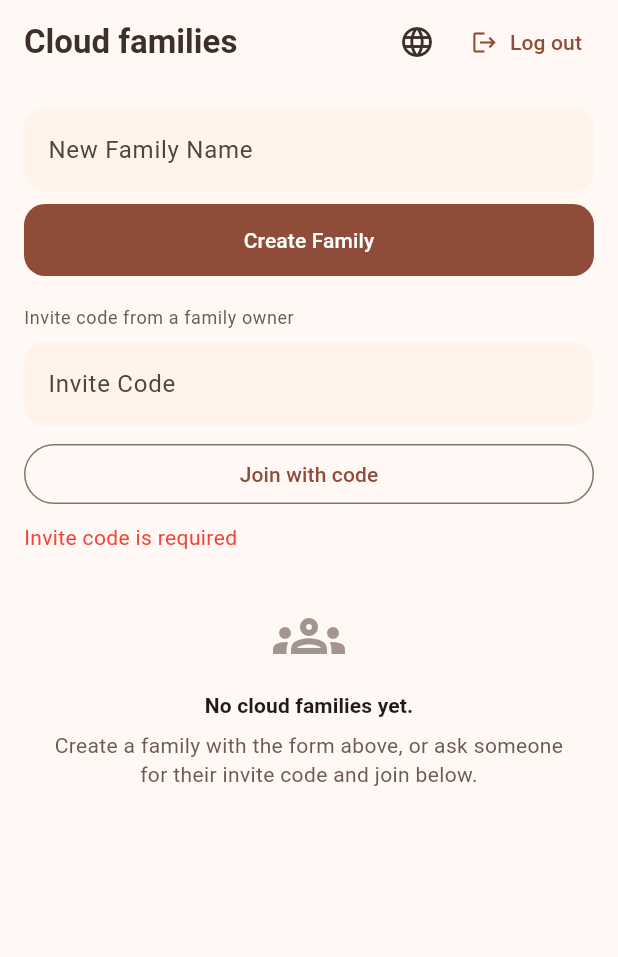
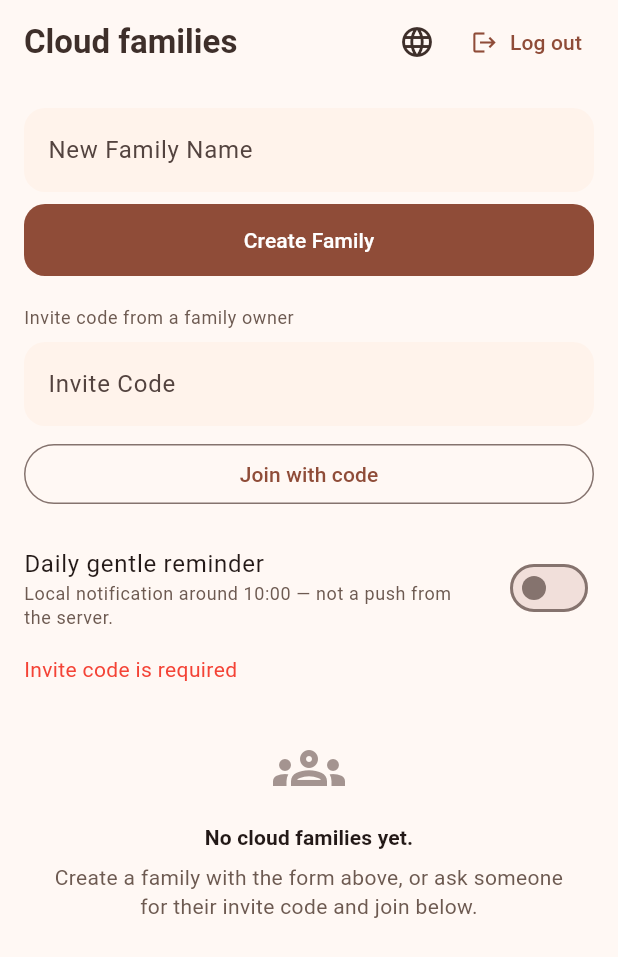
Before and after one commit to Kay-Jin/Family-APP, a Flutter app: the screen it shows once a user with an empty profile is signed in, after a tap on "Join with code", on a phone screen of 412 x 824 dp. Shown: the top 957 px of the screen. Run offline on Flutter 3.47's test engine with Material 3 defaults, Android fonts, the phone set to English and light mode, and no system bars; our stand-ins replace firebase_core, firebase_messaging, flutter_local_notifications, image_picker, just_audio, shared_preferences and 2 more; missing offline and left inert: fluwx, record; accounts and stored records are empty; network calls fail.

Commit message:
feat(mobile): companion→photos tab, daily local care reminder, FCM token sync stub, medical reload, CareFamilyRepository + widget tests; Android google-services placeholder
Made-with: Cursor

```diff
--- a/mobile/lib/l10n/app_strings.dart
+++ b/mobile/lib/l10n/app_strings.dart
@@ -267,6 +267,12 @@ class AppStrings {
       'companion_timer_remaining': 'Time left',
       'companion_timer_done': 'Nice — five minutes together.',
       'medical_card_mine': 'My medical & emergency card',
+      'companion_open_photos_tab': 'Open family Photos tab (together)',
+      'medical_reload_from_cloud': 'Reload from cloud',
+      'care_daily_local_reminder': 'Daily gentle reminder',
+      'care_daily_local_reminder_subtitle': 'Local notification around 10:00 — not a push from the server.',
+      'care_notif_daily_title': 'Family care',
+      'care_notif_daily_body': 'Take a moment to check in with your family.',
     },
     'zh': {
       'app_title': '家庭应用',
@@ -504,6 +510,12 @@ class AppStrings {
       'companion_timer_remaining': '剩余时间',
       'companion_timer_done': '五分钟陪伴完成，真好。',
       'medical_card_mine': '我的医疗与紧急信息',
+      'companion_open_photos_tab': '打开家庭「照片」标签（一起看）',
+      'medical_reload_from_cloud': '从云端重新载入',
+      'care_daily_local_reminder': '每日温和提醒',
+      'care_daily_local_reminder_subtitle': '本机约在 10:00 提醒，非服务端推送。',
+      'care_notif_daily_title': '家庭关怀',
+      'care_notif_daily_body': '抽空看看家人、问候一声吧。',
     },
     'ko': {
       'app_title': '가족 앱',
@@ -742,6 +754,12 @@ class AppStrings {
       'companion_timer_remaining': '남은 시간',
       'companion_timer_done': '5분 함께하기 완료!',
       'medical_card_mine': '내 의료·비상 정보',
+      'companion_open_photos_tab': '가족 사진 탭 열기(함께)',
+      'medical_reload_from_cloud': '클라우드에서 다시 불러오기',
+      'care_daily_local_reminder': '매일 부드러운 알림',
+      'care_daily_local_reminder_subtitle': '기기 로컬 알림(약 10시), 서버 푸시 아님.',
+      'care_notif_daily_title': '가족 케어',
+      'care_notif_daily_body': '가족에게 안부를 나눌 시간이에요.',
     },
   };
 }
--- a/mobile/lib/main.dart
+++ b/mobile/lib/main.dart
@@ -1,5 +1,9 @@
+import 'dart:async';
+
 import 'package:family_mobile/screens/home_screen.dart';
 import 'package:family_mobile/l10n/app_strings.dart';
+import 'package:family_mobile/push/care_local_notifications.dart';
+import 'package:family_mobile/push/fcm_token_sync.dart';
 import 'package:family_mobile/screens/login_screen.dart';
 import 'package:family_mobile/screens/supabase_family_screen.dart';
 import 'package:family_mobile/screens/dual_session_shell.dart';
@@ -18,9 +22,14 @@ Future<void> main() async {
     url: SupabaseConfig.url,
     anonKey: SupabaseConfig.anonKey,
   );
+  if (!kIsWeb) {
+    await CareLocalNotifications.ensureInitialized();
+    await CareLocalNotifications.rescheduleIfEnabled();
+  }
   if (!kIsWeb &&
       (defaultTargetPlatform == TargetPlatform.android || defaultTargetPlatform == TargetPlatform.iOS)) {
     await WechatAuthService.instance.prepare();
+    unawaited(FcmTokenSync.register());
   }
   runApp(const FamilyApp());
 }
--- /dev/null
+++ b/mobile/lib/push/care_local_notifications.dart
@@ -0,0 +1,118 @@
+import 'package:flutter/foundation.dart' show debugPrint, defaultTargetPlatform, kIsWeb, TargetPlatform;
+import 'package:flutter_local_notifications/flutter_local_notifications.dart';
+import 'package:shared_preferences/shared_preferences.dart';
+import 'package:timezone/data/latest.dart' as tzdata;
+import 'package:timezone/timezone.dart' as tz;
+
+/// Daily gentle reminder on device (local). Independent of FCM until you send pushes from a backend.
+class CareLocalNotifications {
+  CareLocalNotifications._();
+
+  static final FlutterLocalNotificationsPlugin _plugin = FlutterLocalNotificationsPlugin();
+
+  static const _channelId = 'family_care_daily';
+  static const _notifId = 94001;
+  static const prefEnabled = 'care_daily_local_reminder_v1';
+  static const prefTitle = 'care_notif_title_stored_v1';
+  static const prefBody = 'care_notif_body_stored_v1';
+
+  static Future<void> ensureInitialized() async {
+    if (kIsWeb) return;
+    try {
+      tzdata.initializeTimeZones();
+      tz.setLocalLocation(tz.local);
+    } catch (e, st) {
+      debugPrint('CareLocalNotifications timezone init: $e\n$st');
+    }
+
+    const androidInit = AndroidInitializationSettings('@mipmap/ic_launcher');
+    const iosInit = DarwinInitializationSettings(
+      requestAlertPermission: true,
+      requestBadgePermission: true,
+      requestSoundPermission: true,
+    );
+    const initSettings = InitializationSettings(android: androidInit, iOS: iosInit);
+    await _plugin.initialize(initSettings);
+
+    final android = _plugin.resolvePlatformSpecificImplementation<AndroidFlutterLocalNotificationsPlugin>();
+    await android?.createNotificationChannel(
+      const AndroidNotificationChannel(
+        _channelId,
+        'Family care',
+        description: 'Gentle daily reminder to connect with family.',
+        importance: Importance.defaultImportance,
+      ),
+    );
+  }
+
+  static Future<bool> isEnabled() async {
+    final p = await SharedPreferences.getInstance();
+    return p.getBool(prefEnabled) ?? false;
+  }
+
+  static Future<void> setEnabled({
+    required bool enabled,
+    required String title,
+    required String body,
+  }) async {
+    final p = await SharedPreferences.getInstance();
+    await p.setBool(prefEnabled, enabled);
+    if (!enabled) {
+      await _plugin.cancel(_notifId);
+      return;
+    }
+    await p.setString(prefTitle, title);
+    await p.setString(prefBody, body);
+
+    if (defaultTargetPlatform == TargetPlatform.android) {
+      final android = _plugin.resolvePlatformSpecificImplementation<AndroidFlutterLocalNotificationsPlugin>();
+      await android?.requestNotificationsPermission();
+    }
+    if (defaultTargetPlatform == TargetPlatform.iOS) {
+      final ios = _plugin.resolvePlatformSpecificImplementation<IOSFlutterLocalNotificationsPlugin>();
+      await ios?.requestPermissions(alert: true, badge: true, sound: true);
+    }
+
+    await _scheduleDaily(title: title, body: body);
+  }
+
+  /// Call on startup after [ensureInitialized] so scheduled alarms survive restarts.
+  static Future<void> rescheduleIfEnabled() async {
+    if (kIsWeb) return;
+    final p = await SharedPreferences.getInstance();
+    if (p.getBool(prefEnabled) != true) return;
+    final title = p.getString(prefTitle);
+    final body = p.getString(prefBody);
+    if (title == null || body == null || title.isEmpty || body.isEmpty) return;
+    await _scheduleDaily(title: title, body: body);
+  }
+
+  static Future<void> _scheduleDaily({required String title, required String body}) async {
+    if (kIsWeb) return;
+    final now = tz.TZDateTime.now(tz.local);
+    var scheduled = tz.TZDateTime(tz.local, now.year, now.month, now.day, 10, 0);
+    if (!scheduled.isAfter(now)) {
+      scheduled = scheduled.add(const Duration(days: 1));
+    }
+
+    await _plugin.zonedSchedule(
+      _notifId,
+      title,
+      body,
+      scheduled,
+      NotificationDetails(
+        android: AndroidNotificationDetails(
+          _channelId,
+          'Family care',
+          channelDescription: body,
+          importance: Importance.defaultImportance,
+          priority: Priority.defaultPriority,
+        ),
+        iOS: const DarwinNotificationDetails(),
+      ),
+      androidScheduleMode: AndroidScheduleMode.inexactAllowWhileIdle,
+      uiLocalNotificationDateInterpretation: UILocalNotificationDateInterpretation.absoluteTime,
+      matchDateTimeComponents: DateTimeComponents.time,
+    );
+  }
+}
--- /dev/null
+++ b/mobile/lib/push/fcm_token_sync.dart
@@ -0,0 +1,38 @@
+import 'package:family_mobile/firebase_options.dart';
+import 'package:family_mobile/push/device_push_registration.dart';
+import 'package:firebase_core/firebase_core.dart';
+import 'package:firebase_messaging/firebase_messaging.dart';
+import 'package:flutter/foundation.dart';
+
+/// Registers FCM token with Supabase `device_push_tokens` (Android / iOS only).
+/// Uses placeholder [DefaultFirebaseOptions] until you run `flutterfire configure`.
+class FcmTokenSync {
+  FcmTokenSync._();
+
+  static Future<void> register() async {
+    if (kIsWeb) return;
+    if (defaultTargetPlatform != TargetPlatform.android && defaultTargetPlatform != TargetPlatform.iOS) {
+      return;
+    }
+    try {
+      await Firebase.initializeApp(options: DefaultFirebaseOptions.currentPlatform);
+    } catch (e, st) {
+      debugPrint('Firebase init skipped (add real google-services / Firebase project): $e\n$st');
+      return;
+    }
+    try {
+      final fm = FirebaseMessaging.instance;
+      await fm.requestPermission();
+      final token = await fm.getToken();
+      final plat = defaultTargetPlatform == TargetPlatform.iOS ? 'ios' : 'android';
+      if (token != null && token.isNotEmpty) {
+        await DevicePushRegistration.saveToken(token: token, platform: plat);
+      }
+      FirebaseMessaging.instance.onTokenRefresh.listen((t) {
+        DevicePushRegistration.saveToken(token: t, platform: plat);
+      });
+    } catch (e, st) {
+      debugPrint('FCM token registration skipped: $e\n$st');
+    }
+  }
+}
--- a/mobile/lib/screens/supabase_family_screen.dart
+++ b/mobile/lib/screens/supabase_family_screen.dart
@@ -4,7 +4,9 @@ import 'package:family_mobile/screens/supabase_family_detail_screen.dart';
 import 'package:family_mobile/supabase/family_repository.dart';
 import 'package:family_mobile/supabase/family_row.dart';
 import 'package:family_mobile/state/app_state.dart';
+import 'package:family_mobile/push/care_local_notifications.dart';
 import 'package:family_mobile/util/api_error_message.dart';
+import 'package:flutter/foundation.dart' show kIsWeb;
 import 'package:flutter/material.dart';
 import 'package:provider/provider.dart';
 
@@ -22,11 +24,41 @@ class _SupabaseFamilyScreenState extends State<SupabaseFamilyScreen> {
   bool _loading = true;
   String? _error;
   List<FamilyRow> _families = [];
+  bool _dailyReminder = false;
+  bool _dailyReminderPrefLoaded = false;
 
   @override
   void initState() {
     super.initState();
     _refresh();
+    _loadDailyReminderPref();
+  }
+
+  Future<void> _loadDailyReminderPref() async {
+    if (kIsWeb) return;
+    final v = await CareLocalNotifications.isEnabled();
+    if (mounted) {
+      setState(() {
+        _dailyReminder = v;
+        _dailyReminderPrefLoaded = true;
+      });
+    }
+  }
+
+  Future<void> _setDailyReminder(bool value) async {
+    if (kIsWeb) return;
+    try {
+      await CareLocalNotifications.setEnabled(
+        enabled: value,
+        title: _t('care_notif_daily_title'),
+        body: _t('care_notif_daily_body'),
+      );
+      if (mounted) setState(() => _dailyReminder = value);
+    } catch (_) {
+      if (mounted) {
+        ScaffoldMessenger.of(context).showSnackBar(SnackBar(content: Text(_t('error_generic'))));
+      }
+    }
   }
 
   @override
@@ -220,6 +252,19 @@ class _SupabaseFamilyScreenState extends State<SupabaseFamilyScreen> {
               onPressed: _loading ? null : _join,
               child: Text(_t('join_family_supabase')),
             ),
+            if (!kIsWeb && _dailyReminderPrefLoaded) ...[
+              const SizedBox(height: 16),
+              SwitchListTile(
+                contentPadding: EdgeInsets.zero,
+                title: Text(_t('care_daily_local_reminder')),
+                subtitle: Text(
+                  _t('care_daily_local_reminder_subtitle'),
+                  style: Theme.of(context).textTheme.bodySmall?.copyWith(color: const Color(0xFF6D5A51)),
+                ),
+                value: _dailyReminder,
+                onChanged: _setDailyReminder,
+              ),
+            ],
             if (_error != null) ...[
               const SizedBox(height: 8),
               Text(_error!, style: const TextStyle(color: Colors.red)),
--- a/mobile/lib/supabase/care_cloud_repository.dart
+++ b/mobile/lib/supabase/care_cloud_repository.dart
@@ -1,13 +1,14 @@
 import 'dart:typed_data';
 
 import 'package:family_mobile/care/quick_status_code.dart';
+import 'package:family_mobile/supabase/care_family_repository.dart';
 import 'package:family_mobile/supabase/cloud_family_birthday_reminder.dart';
 import 'package:family_mobile/supabase/cloud_family_status_post.dart';
 import 'package:family_mobile/supabase/cloud_family_voice_message.dart';
 import 'package:family_mobile/supabase/cloud_medical_card.dart';
 import 'package:supabase_flutter/supabase_flutter.dart';
 
-class CareCloudRepository {
+class CareCloudRepository implements CareFamilyRepository {
   CareCloudRepository({SupabaseClient? client}) : _client = client ?? Supabase.instance.client;
 
   final SupabaseClient _client;
--- a/mobile/pubspec.yaml
+++ b/mobile/pubspec.yaml
@@ -24,6 +24,10 @@ dependencies:
   supabase_flutter: ^2.10.0
   fluwx: ^5.7.5
   path: ^1.9.1
+  firebase_core: ^3.8.0
+  firebase_messaging: ^15.1.5
+  flutter_local_notifications: ^18.0.1
+  timezone: ^0.9.4
 
 dev_dependencies:
   flutter_test:
```
Also changed, not shown: mobile/lib/screens/companion_room_screen.dart (+16 -1 lines), mobile/lib/screens/supabase_family_care_panel.dart (+47 -9 lines), mobile/lib/screens/supabase_family_detail_screen.dart (+6 -1 lines), mobile/lib/supabase/care_family_repository.dart (added, +76 -0 lines), mobile/lib/firebase_options.dart (added), mobile/pubspec.lock, 11 other files.
